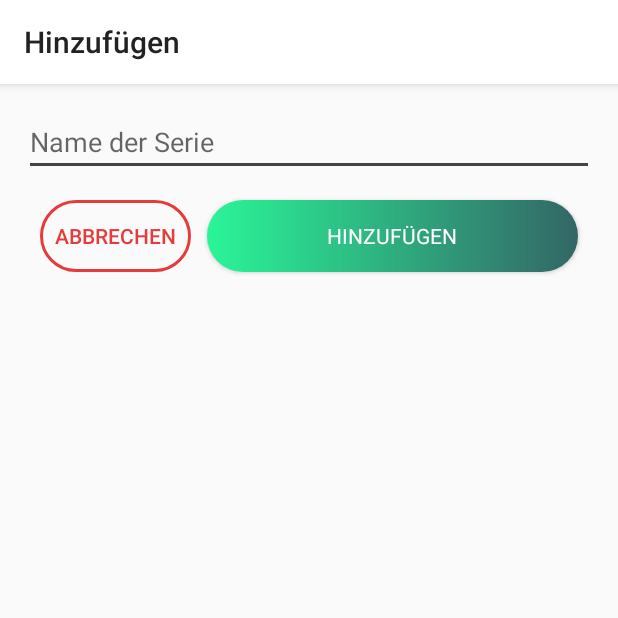
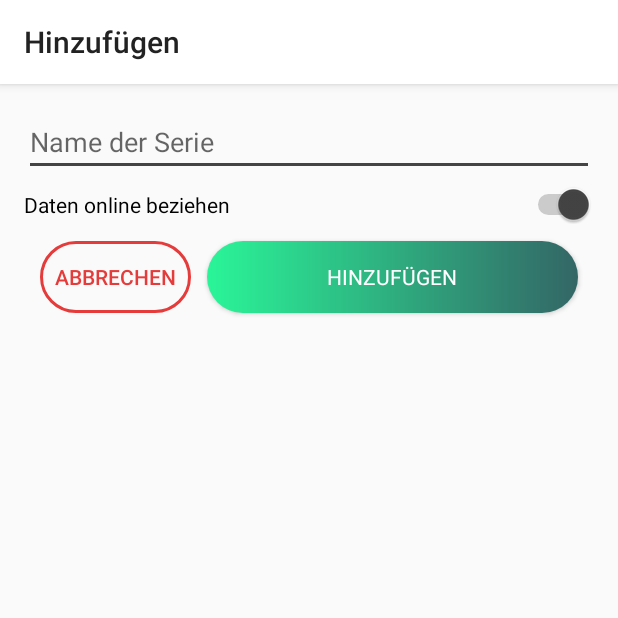
Before and after one commit to CaptainN3ro/EAE, an Android app: the HinzufuegenActivity screen opened directly, with no data from a screen before it, on a phone screen of 412 x 824 dp, the top half of it. Run offline under Robolectric (Android 15) with nearby library versions, the phone set to English and light mode, and no system bars.

```diff
--- a/app/src/main/res/layout/activity_add.xml
+++ b/app/src/main/res/layout/activity_add.xml
@@ -18,6 +18,31 @@
         android:fontFamily="sans-serif"
         android:hint="Name der Serie"
         android:inputType="textPersonName" />
+
+    <Switch
+        android:id="@+id/SWITCH_AUTOLOAD"
+        android:layout_width="match_parent"
+        android:layout_height="wrap_content"
+        android:checked="true"
+        android:text="Daten online beziehen" />
+
+    <EditText
+        android:id="@+id/INPUT_SEASONS"
+        android:layout_width="match_parent"
+        android:layout_height="wrap_content"
+        android:ems="10"
+        android:hint="Anzahl an Staffeln"
+        android:inputType="number"
+        android:visibility="gone" />
+
+    <EditText
+        android:id="@+id/INPUT_PROVIDERS"
+        android:layout_width="match_parent"
+        android:layout_height="wrap_content"
+        android:ems="10"
+        android:hint="Dienste (durch komma getrennt)"
+        android:inputType="textPersonName"
+        android:visibility="gone" />
 
     <LinearLayout
         android:layout_width="match_parent"
```
Also changed, not shown: app/src/main/java/com/example/nwt/DataScraper.java (+33 -6 lines), app/src/main/java/com/example/nwt/HinzufuegenActivity.java (+50 -2 lines), app/src/main/java/com/example/nwt/MainActivity.java (+37 -49 lines), app/src/main/java/com/example/nwt/Serie.java (+6 -1 lines).
